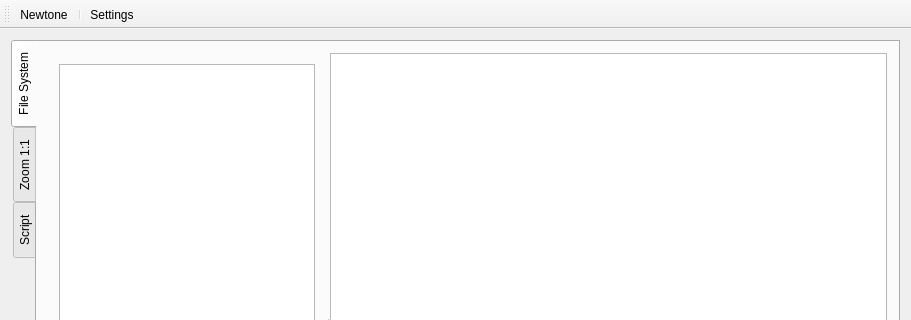
alexzk1/astroed, file mainwindow.ui: the form before one commit; both pictures show x 0 to 911 and y 0 to 320 of the 911 by 645 pixel window.
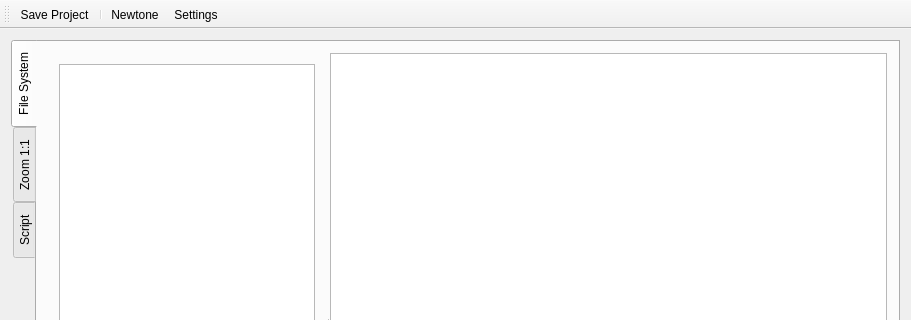
The form after the commit. Icons and pictures are not drawn. Custom widgets are drawn as their Qt base class.

Commit message: did saving of user selections (ignored/source/darks) to file as project

Patch:
```diff
--- a/mainwindow.ui
+++ b/mainwindow.ui
@@ -201,8 +201,9 @@
    <attribute name="toolBarBreak">
     <bool>false</bool>
    </attribute>
-   <addaction name="actionNewtone"/>
+   <addaction name="actionSaveProject"/>
    <addaction name="separator"/>
+   <addaction name="actionNewtone"/>
    <addaction name="actionSettings"/>
   </widget>
   <widget class="QStatusBar" name="statusBar"/>
@@ -308,6 +309,18 @@
     <string>Set everything in list as &quot;Darks&quot;</string>
    </property>
   </action>
+  <action name="actionSaveProject">
+   <property name="icon">
+    <iconset resource="resources.qrc">
+     <normaloff>:/icons/icons/save-as-icon.png</normaloff>:/icons/icons/save-as-icon.png</iconset>
+   </property>
+   <property name="text">
+    <string>Save Project</string>
+   </property>
+   <property name="toolTip">
+    <string>Save current GUI as project</string>
+   </property>
+  </action>
  </widget>
  <layoutdefault spacing="6" margin="11"/>
  <customwidgets>
```
The commit also changes 8 other files.
